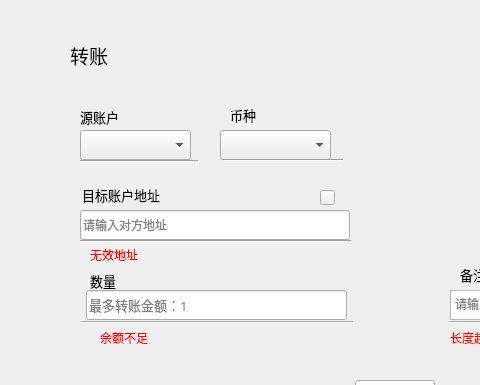
Old version of the form transfer/transferpage.ui in the repository HcashOrg/hx-indicator; both pictures show x 0 to 480 and y 0 to 385 of the 770 by 530 pixel window.
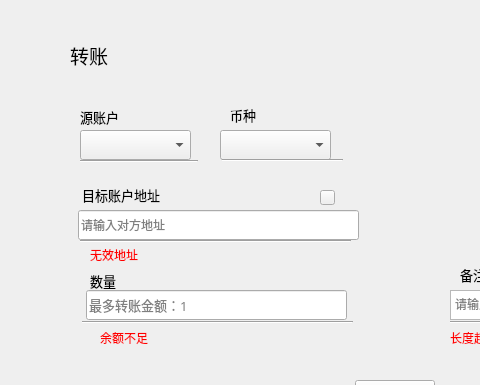
New version of the form.

Patch:
```diff
--- a/transfer/transferpage.ui
+++ b/transfer/transferpage.ui
@@ -253,9 +253,9 @@
   <widget class="QLineEdit" name="sendtoLineEdit">
    <property name="geometry">
     <rect>
-     <x>80</x>
+     <x>78</x>
      <y>210</y>
-     <width>270</width>
+     <width>281</width>
      <height>30</height>
     </rect>
    </property>
```
